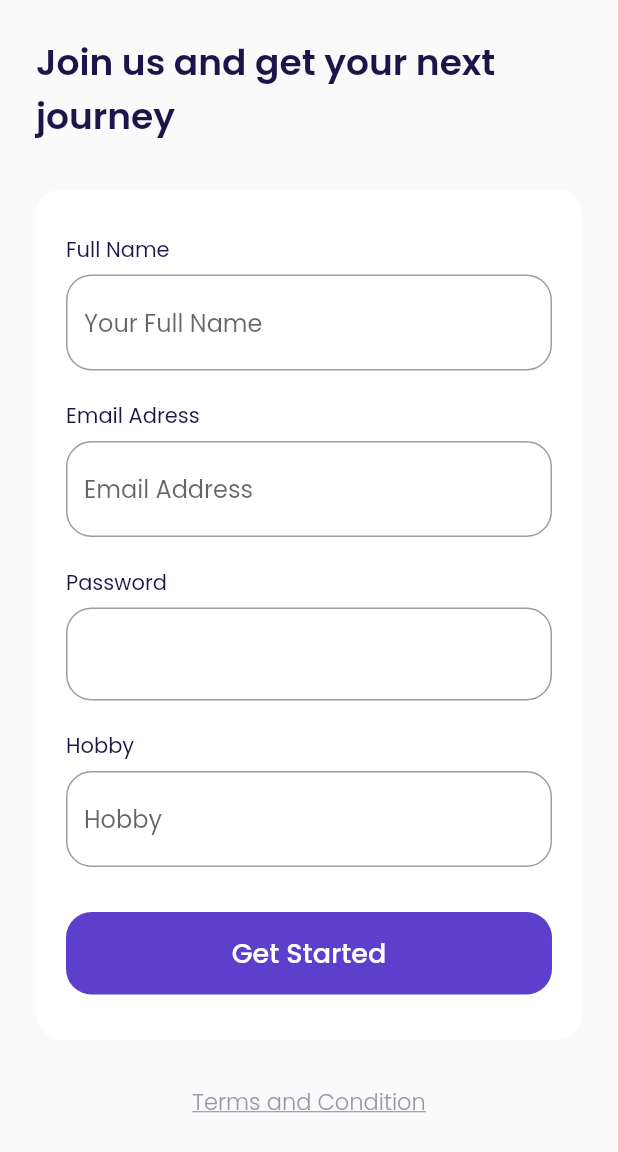
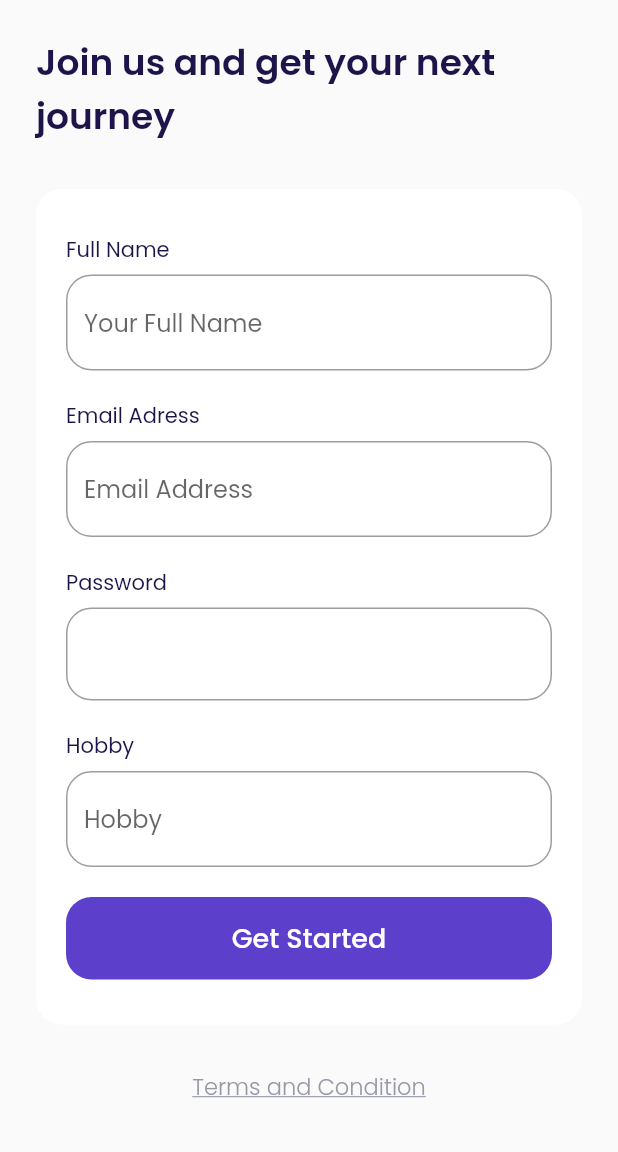
Before and after one commit to pldweb/booking-pesawat, a Flutter app: the screen it shows after launch, after a tap on "Get Started", on a phone screen of 412 x 824 dp. Shown: the top 1152 px of the screen. Run offline on Flutter 3.47's test engine with Material 2 defaults, Android fonts, the phone set to English and light mode, and no system bars; our stand-ins replace google_fonts.

Commit message:
update button widget, bottom navigation bar, main

```diff
--- a/lib/main.dart
+++ b/lib/main.dart
@@ -2,8 +2,9 @@
 
 import 'package:flutter/material.dart';
 import 'package:pertama_kali2/ui/pages/bonus_page.dart';
+import 'package:pertama_kali2/ui/pages/main_page.dart';
 
-import 'ui/pages/get_started_pages.dart';
+import 'ui/pages/get_started_page.dart';
 import 'ui/pages/sign_up_page.dart';
 import 'ui/pages/splash_pages.dart';
 
@@ -22,6 +23,7 @@ class MyApp extends StatelessWidget {
         '/get-started': (context) => GetStartedPage(),
         '/sign-up': (context) => SignUpPage(),
         '/bonus': (context) => BonusPage(),
+        '/main': (context) => MainPage(),
       },
     );
   }
--- a/lib/shared/theme.dart
+++ b/lib/shared/theme.dart
@@ -9,6 +9,7 @@ Color kGreenColor = Color(0xff0EC3AE);
 Color kRedColor = Color(0xffEB70A5);
 Color kBackgroundColor = Color(0xffFAFAFA);
 Color kInactiveColor = Color(0xffDBD7EC);
+Color kTransparentColor = Colors.transparent;
 
 double defaultMargin = 24.0;
 double defaultRadius = 17.0;
--- a/lib/ui/pages/get_started_pages.dart
+++ b/lib/ui/pages/get_started_page.dart
@@ -1,6 +1,7 @@
 // ignore_for_file: prefer_const_constructors, prefer_const_literals_to_create_immutables
 
 import 'package:flutter/material.dart';
+import 'package:pertama_kali2/ui/widget/custom_button.dart';
 import '../../shared/theme.dart';
 
 class GetStartedPage extends StatelessWidget {
@@ -47,28 +48,13 @@ class GetStartedPage extends StatelessWidget {
                     textAlign: TextAlign.center,
                   ),
                 ),
-                Container(
+                CustomButton(
                   width: 220,
-                  height: 55,
                   margin: EdgeInsets.only(top: 50, bottom: 80),
-                  child: TextButton(
-                    onPressed: () {
-                      Navigator.pushNamed(context, '/sign-up');
-                    },
-                    style: TextButton.styleFrom(
-                      backgroundColor: kPrimaryColor,
-                      shape: RoundedRectangleBorder(
-                        borderRadius: BorderRadius.circular(defaultRadius),
-                      ),
-                    ),
-                    child: Text(
-                      'Get Started',
-                      style: whiteTextStyle.copyWith(
-                        fontWeight: medium,
-                        fontSize: 18,
-                      ),
-                    ),
-                  ),
+                  title: 'Get Started',
+                  onPressed: () {
+                    Navigator.pushNamed(context, '/sign-up');
+                  },
                 ),
               ],
             ),
--- a/lib/ui/pages/sign_up_page.dart
+++ b/lib/ui/pages/sign_up_page.dart
@@ -1,5 +1,6 @@
 import 'package:flutter/material.dart';
 import 'package:pertama_kali2/shared/theme.dart';
+import 'package:pertama_kali2/ui/widget/custom_button.dart';
 
 class SignUpPage extends StatelessWidget {
   const SignUpPage({super.key});
@@ -179,31 +180,11 @@ class SignUpPage extends StatelessWidget {
     }
 
     Widget submitButton() {
-      return Container(
-        margin: EdgeInsets.only(top: 10),
-        width: double.infinity,
-        height: 55,
-        child: TextButton(
+      return CustomButton(
+          title: 'Get Started',
           onPressed: () {
             Navigator.pushNamed(context, '/bonus');
-          },
-          style: TextButton.styleFrom(
-            backgroundColor: kPrimaryColor,
-            shape: RoundedRectangleBorder(
-              borderRadius: BorderRadius.circular(
-                defaultRadius,
-              ),
-            ),
-          ),
-          child: Text(
-            'Get Started',
-            style: whiteTextStyle.copyWith(
-              fontSize: 18,
-              fontWeight: medium,
-            ),
-          ),
-        ),
-      );
+          });
     }
 
     Widget tacButton() {
--- a/lib/ui/pages/splash_pages.dart
+++ b/lib/ui/pages/splash_pages.dart
@@ -3,7 +3,7 @@
 import 'dart:async';
 
 import 'package:flutter/material.dart';
-import 'package:pertama_kali2/ui/pages/get_started_pages.dart';
+import 'package:pertama_kali2/ui/pages/get_started_page.dart';
 import '../../shared/theme.dart';
 
 class SplashPage extends StatefulWidget {
--- /dev/null
+++ b/lib/ui/widget/custom_button.dart
@@ -0,0 +1,42 @@
+import 'package:flutter/material.dart';
+import 'package:pertama_kali2/shared/theme.dart';
+
+class CustomButton extends StatelessWidget {
+  final String title;
+  final double width;
+  final Function() onPressed;
+  final EdgeInsets margin;
+
+  const CustomButton({
+    super.key,
+    required this.title,
+    this.width = double.infinity,
+    required this.onPressed,
+    this.margin = EdgeInsets.zero,
+  });
+
+  @override
+  Widget build(BuildContext context) {
+    return Container(
+      width: width,
+      height: 55,
+      margin: margin,
+      child: TextButton(
+        onPressed: onPressed,
+        style: TextButton.styleFrom(
+          backgroundColor: kPrimaryColor,
+          shape: RoundedRectangleBorder(
+            borderRadius: BorderRadius.circular(defaultRadius),
+          ),
+        ),
+        child: Text(
+          title,
+          style: whiteTextStyle.copyWith(
+            fontWeight: medium,
+            fontSize: 18,
+          ),
+        ),
+      ),
+    );
+  }
+}
```
Also changed, not shown: lib/ui/pages/bonus_page.dart (+9 -24 lines), lib/ui/pages/main_page.dart (+46 -1 lines), lib/ui/widget/custom_bottom_navigation_item.dart (added, +37 -0 lines).
